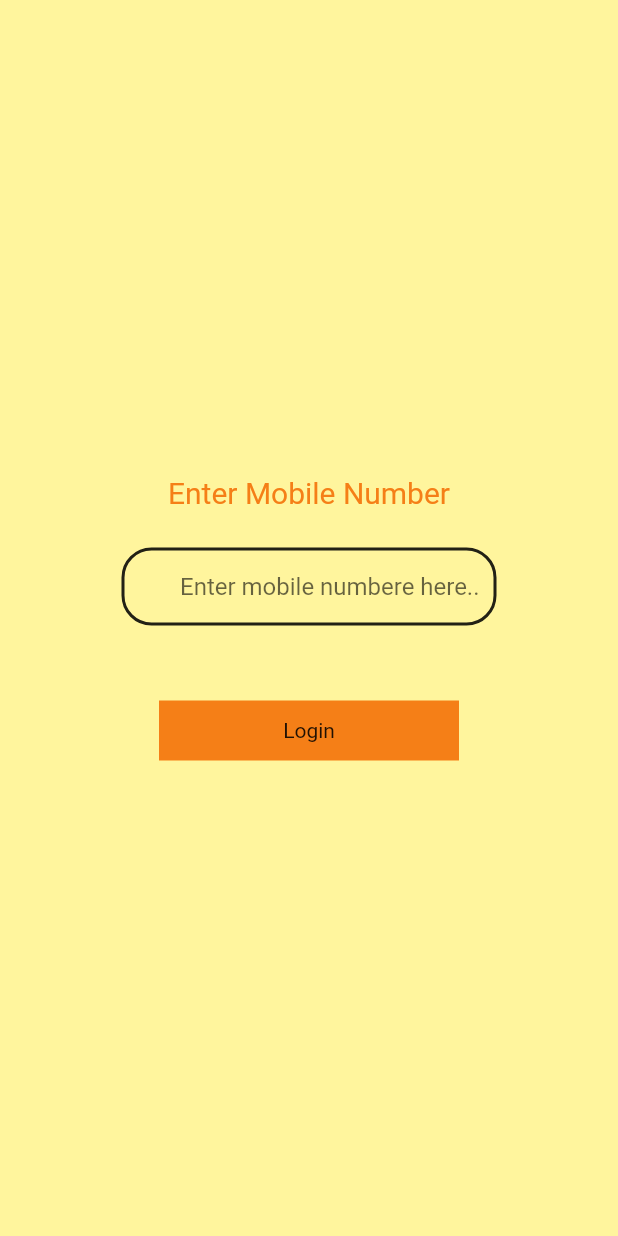
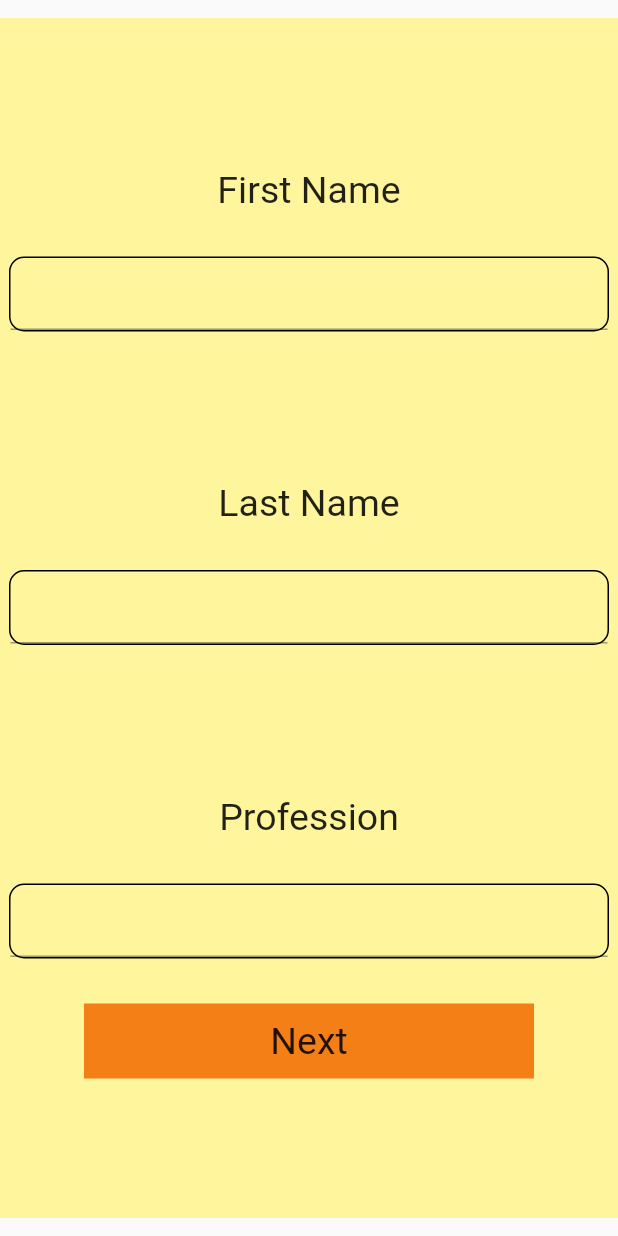
Before and after one commit to sidrathore/finalproject, a Flutter app: the screen it shows after launch, after a tap on "Login", on a phone screen of 412 x 824 dp. Run offline on Flutter 3.47's test engine with Material 2 defaults, Android fonts, the phone set to English and light mode, and no system bars.

Commit message:
basic detaiks done

```diff
--- a/lib/main.dart
+++ b/lib/main.dart
@@ -1,3 +1,4 @@
+import 'package:finalproject/screen/basic_details.dart';
 import 'package:finalproject/screen/sign_up_page.dart';
 import 'package:finalproject/screen/splash_screen.dart';
 import 'package:flutter/material.dart';
@@ -9,6 +10,7 @@ void main() {
     routes: {
       '/':(context) => SplashScreen(),
       '/sign_up_page':(context) => SignUpPage(),
+      '/basic_details':(context) => BasicDetails(),
     },
   ));
 }
--- /dev/null
+++ b/lib/screen/basic_details.dart
@@ -0,0 +1,82 @@
+import 'package:flutter/material.dart';
+
+class BasicDetails extends StatefulWidget {
+  @override
+  State<BasicDetails> createState() {
+    return PersonalDetail();
+  }
+}
+
+class PersonalDetail extends State<BasicDetails> {
+  @override
+  Widget build(BuildContext context) {
+    return Scaffold(
+      body: SafeArea(
+        child: Container(
+          width: double.infinity,
+          height: double.infinity,
+          child: Center(
+            child: Container(
+              width: 500,
+              height: 800,
+              color: Colors.yellow.shade200,
+              child: Column(
+                children: [
+                  SizedBox(height: 100,),
+                  Container(
+                    child: Text('First Name',style: TextStyle(fontSize: 25),),
+                  ),
+                  SizedBox(height: 30,),
+                  Container(width: 400,
+                  decoration: BoxDecoration(
+                    border: Border.all(width: 1),
+                    borderRadius: BorderRadius.circular(10),
+                  ),
+                  child: Center(child: TextField(),),
+                  ),
+                  SizedBox(height: 100,),
+                  Container(
+                    child: Text('Last Name',style: TextStyle(fontSize: 25),),
+                  ),
+                  SizedBox(height: 30,),
+                  Container(width: 400,
+                  decoration: BoxDecoration(
+                    border: Border.all(width: 1),
+                    borderRadius: BorderRadius.circular(10),
+                  ),
+                  child: Center(child: TextField(),),
+                  ),
+                  SizedBox(height: 100,),
+                  Container(
+                    child: Text('Profession',style: TextStyle(fontSize: 25),),
+                  ),
+                  SizedBox(height: 30,),
+                  Container(width: 400,
+                  decoration: BoxDecoration(
+                    border: Border.all(width: 1),
+                    borderRadius: BorderRadius.circular(10),
+                  ),
+                  child: Center(child: TextField(),),
+                  ),
+                   SizedBox(height: 30,),
+                  Container(width: 300,
+                  height: 50,
+                  color: Colors.yellow.shade900,
+                   child: InkWell(
+                    onTap: () {
+
+                    },
+                    child: Center(child: Text('Next',style: TextStyle(fontSize: 25),)),
+                   ),
+                  )
+
+
+                ],
+              ),
+            ),
+          ),
+        )
+      ),
+    );
+  }
+}
--- a/lib/screen/sign_up_page.dart
+++ b/lib/screen/sign_up_page.dart
@@ -20,39 +20,45 @@ class SignUp extends State<SignUpPage> {
           child: Stack(
             children: [
               Container(
-
                 child: Column(
                   mainAxisAlignment: MainAxisAlignment.center,
                   children: [
                     Container(
-                        child: Text('Enter Mobile Number',style: TextStyle(fontSize: 20,color: Colors.yellow.shade900),),
+                      child: Text(
+                        'Enter Mobile Number',
+                        style: TextStyle(
+                            fontSize: 20, color: Colors.yellow.shade900),
                       ),
-                      SizedBox(height: 25,),
+                    ),
+                    SizedBox(
+                      height: 25,
+                    ),
                     Container(
                       width: 250,
                       padding: EdgeInsets.only(left: 10),
                       decoration: BoxDecoration(
-                          border: Border.all(width: 2,color: Colors.black87),
+                        border: Border.all(width: 2, color: Colors.black87),
                         borderRadius: BorderRadius.circular(20),
-
                       ),
                       child: TextField(
-
                         decoration: InputDecoration(
-                          prefix:  Text('+91',),
+                            prefix: Text(
+                              '+91',
+                            ),
                             border: InputBorder.none,
-                          hintText:'Enter mobile numbere here..'
+                            hintText: 'Enter mobile numbere here..'),
                       ),
                     ),
+                    SizedBox(
+                      height: 50,
                     ),
-                      SizedBox(height: 50,),
                     Container(
                       width: 200,
                       height: 40,
                       color: Colors.yellow.shade900,
                       child: InkWell(
                         onTap: () {
-
+                          Navigator.pushNamed(context, '/basic_details');
                         },
                         child: Center(child: Text('Login')),
                       ),
@@ -63,8 +69,7 @@ class SignUp extends State<SignUpPage> {
             ],
           ),
         ),
-        )
-      ),
+      )),
     );
   }
 }
```
Lines whose indentation alone changed are shown as unchanged.
